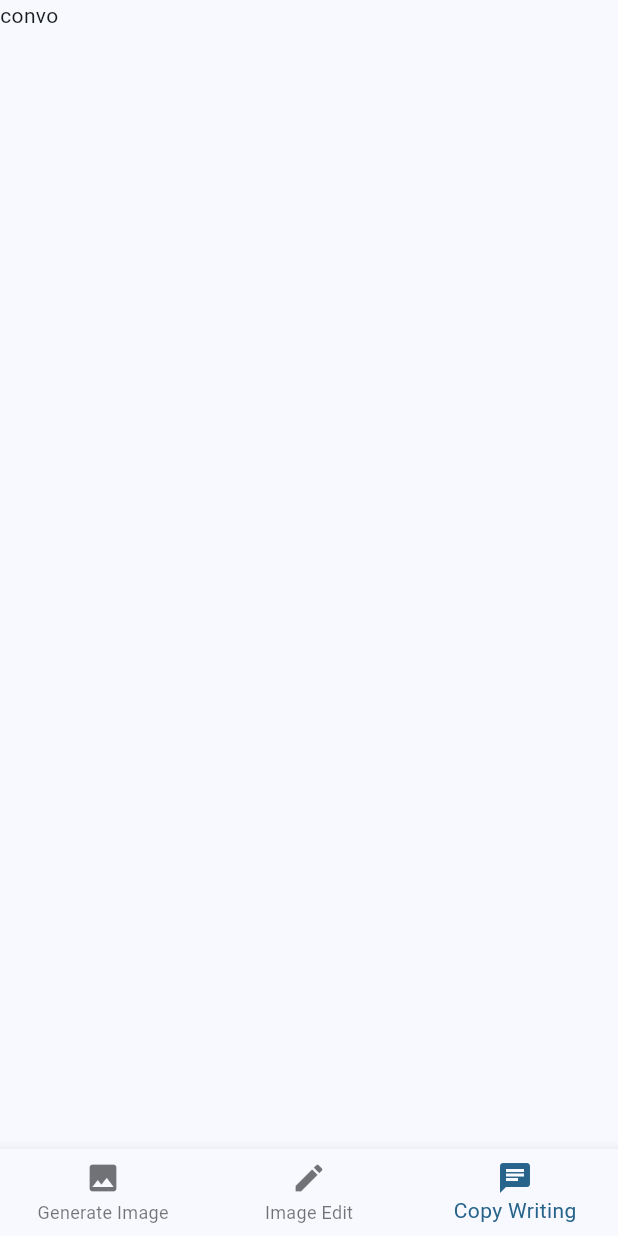
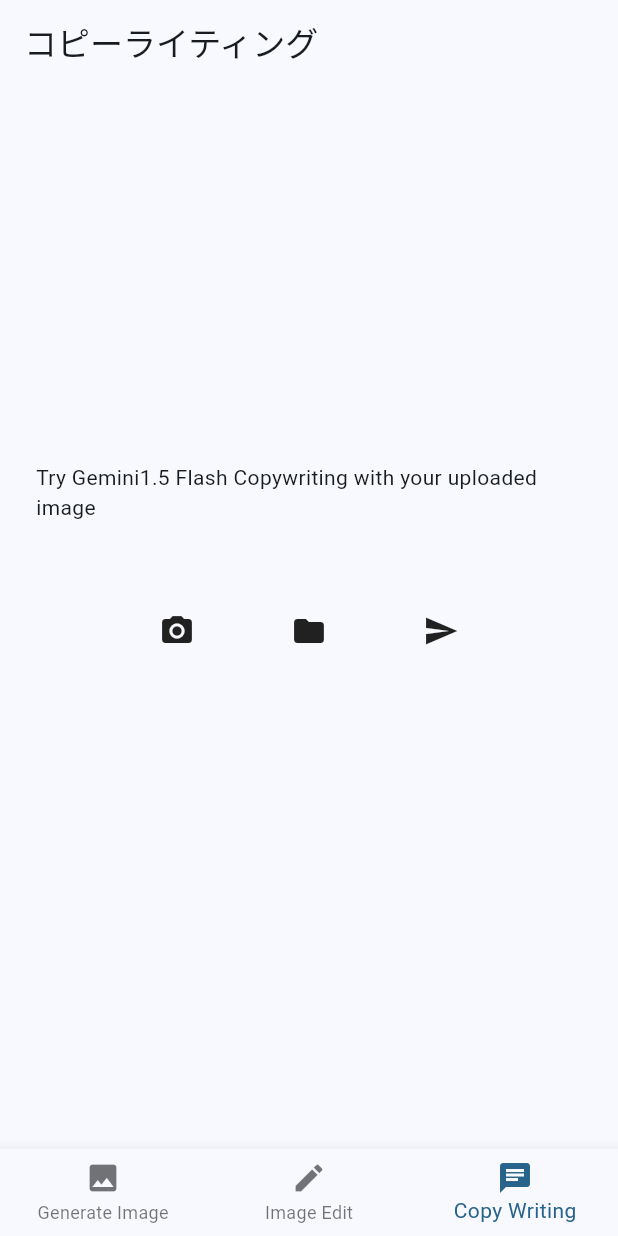
Before and after one commit to m0m0i/google-next-imagen-demo, a Flutter app: the screen it shows after launch, item 3 of the bottom bar chosen, on a phone screen of 412 x 824 dp. Run offline on Flutter 3.47's test engine with Material 3 defaults, Android fonts, the phone set to English and light mode, and no system bars; our stand-ins replace googleapis_auth, image_picker; missing offline and left inert: image_picker_for_web; key blocks and very long unbroken strings in the code were emptied for the run.

Commit message:
copywriting画面の作成

```diff
--- a/lib/main.dart
+++ b/lib/main.dart
@@ -1,4 +1,5 @@
 import 'package:flutter/material.dart';
+import 'package:google_next_imagen_demo/screens/copy_writing.dart';
 import 'package:google_next_imagen_demo/screens/edit_image.dart';
 import 'screens/generate_image.dart';
 
@@ -34,7 +35,7 @@ class _HomeStatefulWidgetState extends State<HomeStatefulWidget> {
   static const List<Widget> _screens = [
     GenerateImage(),
     EditImage(),
-    Text('convo'),
+    CopyWriting(),
   ];
 
   int _selectedIndex = 0;
--- /dev/null
+++ b/lib/screens/copy_writing.dart
@@ -0,0 +1,124 @@
+import 'dart:convert';
+import 'dart:typed_data';
+
+import 'package:flutter/material.dart';
+import 'package:google_next_imagen_demo/utils/vertexai.dart';
+import 'package:image_picker/image_picker.dart';
+import 'package:image_picker_for_web/image_picker_for_web.dart';
+
+class CopyWriting extends StatefulWidget {
+  const CopyWriting({super.key});
+
+  @override
+  State<CopyWriting> createState() => _CopyWritingState();
+}
+
+class _CopyWritingState extends State<CopyWriting> {
+  XFile? pickedImage;
+  Uint8List? imageToRender;
+  late TextEditingController _textController;
+
+  String prompt = "あなたは世界で最も優秀な広告マーケターです。添付の画像に対する商品の広告文を提案してください。回答は広告文のみを返してください。";
+
+  final vertexai = VertexAI();
+
+  @override
+  void initState() {
+    super.initState();
+    _textController = TextEditingController();
+  }
+
+  @override
+  void dispose() {
+    _textController.dispose();
+    super.dispose();
+  }
+
+  final ImagePickerPlugin _picker = ImagePickerPlugin();
+
+  Future<void> _handlePickImageFromCamera() async {
+    pickedImage = await _picker.getImageFromSource(source: ImageSource.camera);
+    imageToRender = await pickedImage?.readAsBytes();
+
+    setState(() {});
+  }
+
+  Future<void> _handlePickImageFromGallery() async {
+    pickedImage = await _picker.getImageFromSource(source: ImageSource.gallery);
+    imageToRender = await pickedImage?.readAsBytes();
+
+    setState(() {});
+  }
+
+  Future<void> _handleGenerate() async {
+    String imageToSend = base64Encode(imageToRender!.toList());
+    var copywriteResponse = await vertexai.CopyWriting(prompt, imageToSend);
+    print (copywriteResponse.candidates[0].content.parts[0].text);
+
+    setState(() {
+      _textController.text = copywriteResponse.candidates[0].content.parts[0].text;
+    });
+  }
+
+  Widget renderImage(image) {
+    final screenSize = MediaQuery.of(context).size;
+    final imageSize = screenSize.shortestSide * 0.75;
+
+    if (image != null) {
+      return  SizedBox(
+                width: imageSize,
+                height: imageSize,
+                child:Image.memory(
+                  image,
+                  width: double.infinity,
+                )
+              );
+    } else {
+      return const Text("Try Gemini1.5 Flash Copywriting with your uploaded image");
+    }
+  }
+
+  @override
+  Widget build(BuildContext context) {
+    return Scaffold(
+      appBar: AppBar(
+        title: const Text('コピーライティング'),
+      ),
+      body: Center(
+        child: Column(
+          mainAxisSize: MainAxisSize.min,
+          children: [
+            Padding(
+              padding: const EdgeInsets.all(24),
+              child: renderImage(imageToRender),
+            ),
+            Padding(
+              padding: const EdgeInsets.all(24),
+              child: Row(
+                mainAxisAlignment: MainAxisAlignment.center,
+                children: [
+                  MaterialButton(
+                    onPressed: _handlePickImageFromCamera,
+                    child: const Icon(Icons.photo_camera),
+                  ),
+                  MaterialButton(
+                    onPressed: _handlePickImageFromGallery,
+                    child: const Icon(Icons.folder),
+                  ),
+                   MaterialButton(
+                    onPressed: _handleGenerate,
+                    child: const Icon(Icons.send),
+                  ),
+                ],
+              ),
+            ),
+            Padding(padding: const EdgeInsets.all(24),
+            child:
+              Text(_textController.text)
+            ),
+          ],
+        ),
+      ),
+    );
+  }
+}
```
Also changed, not shown: lib/models/gemini_response.dart (added, +82 -0 lines), lib/utils/vertexai.dart (+52 -0 lines).
